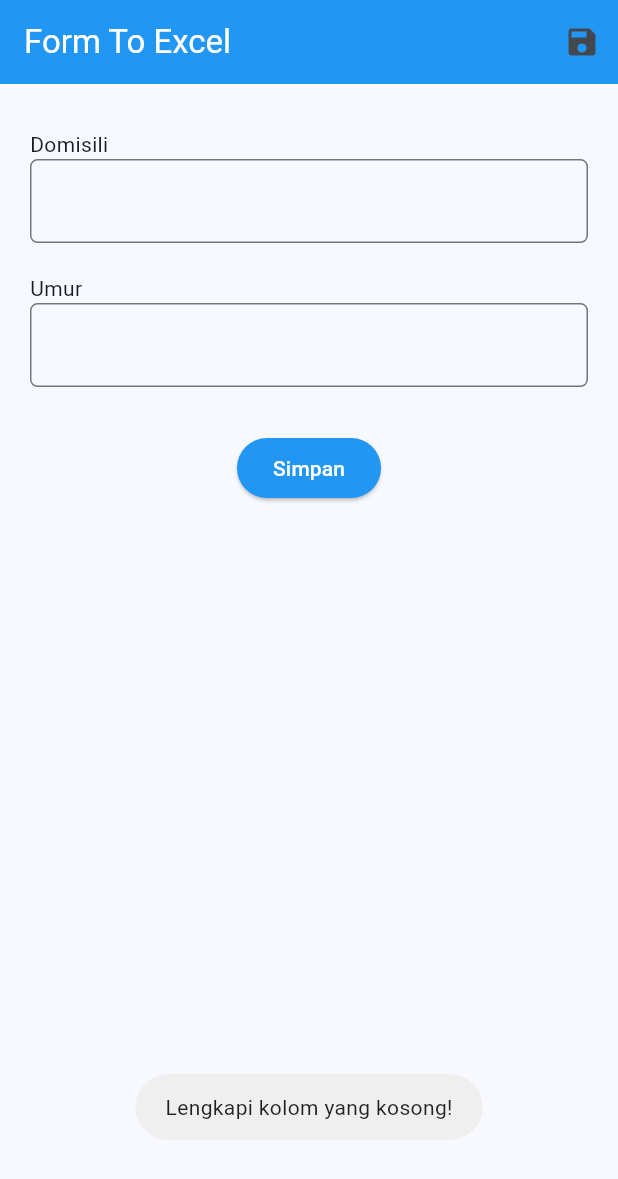
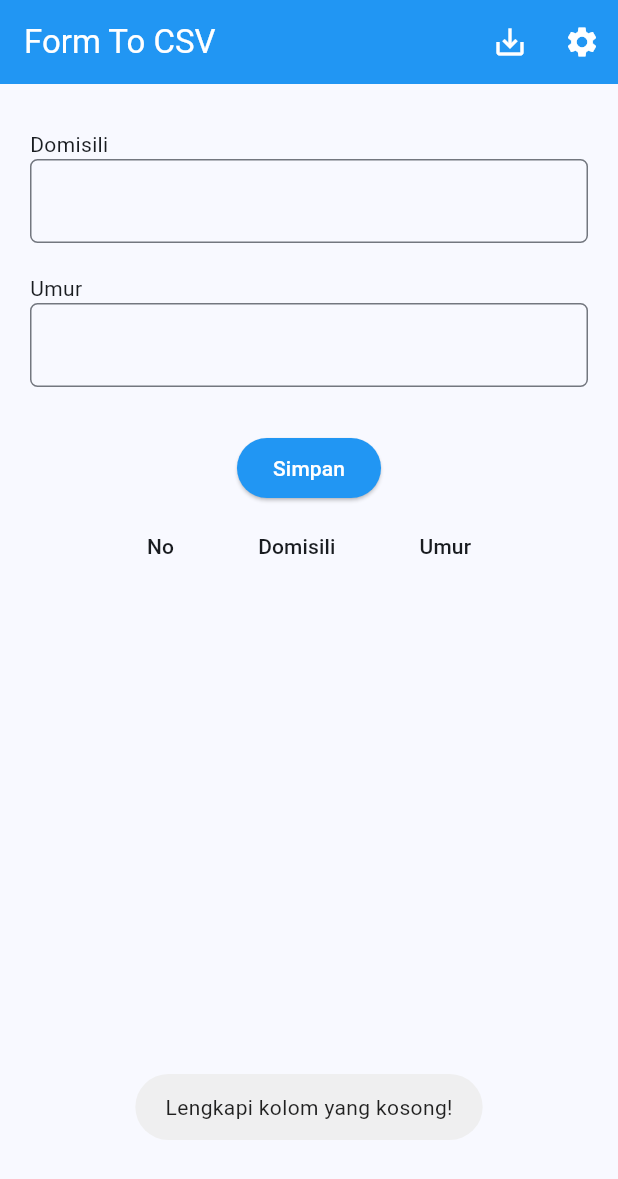
Before and after one commit to Arilsaputra854/FormToCSV-flutter, a Flutter app: the screen it shows after launch, after a tap on "Simpan", on a phone screen of 412 x 824 dp. Shown: the top 1179 px of the screen. Run offline on Flutter 3.47's test engine with Material 3 defaults, Android fonts, the phone set to English and light mode, and no system bars; our stand-ins replace fluttertoast, shared_preferences; missing offline and left inert: to_csv.

Commit message:
add table view

```diff
--- a/lib/formPage.dart
+++ b/lib/formPage.dart
@@ -2,7 +2,8 @@ import 'dart:convert';
 
 import 'package:flutter/material.dart';
 import 'package:flutter/widgets.dart';
-import 'package:formtoexcel/data.dart';
+import 'package:formtocsv/data.dart';
+import 'package:formtocsv/settingPage.dart';
 import 'package:shared_preferences/shared_preferences.dart';
 import 'package:to_csv/to_csv.dart' as exportCSV;
 import 'package:fluttertoast/fluttertoast.dart';
@@ -66,7 +67,6 @@ class _FormPageState extends State<FormPage> {
   @override
   void initState() {
     loadPreferences();
-    clearPref();
     super.initState();
   }
 
@@ -74,9 +74,22 @@ class _FormPageState extends State<FormPage> {
   Widget build(BuildContext context) {
     return Scaffold(
       appBar: AppBar(
-        actions: [IconButton(onPressed: saveAsCsv, icon: Icon(Icons.save))],
+        actions: [
+          IconButton(
+              onPressed: saveAsCsv,
+              icon: Icon(
+                Icons.save_alt_outlined,
+                color: Colors.white,
+              )),
+          IconButton(
+              onPressed: goToSettingPage,
+              icon: Icon(
+                Icons.settings,
+                color: Colors.white,
+              ))
+        ],
         title: Text(
-          "Form To Excel",
+          "Form To CSV",
           style: TextStyle(color: Colors.white),
         ),
         backgroundColor: Colors.blue,
@@ -148,10 +161,33 @@ class _FormPageState extends State<FormPage> {
                   style: TextStyle(color: Colors.white),
                 ),
                 style: ElevatedButton.styleFrom(backgroundColor: Colors.blue)),
+
+            Expanded(child: SingleChildScrollView(child: DataTable(
+                columns: [
+                  DataColumn(label: Text("No")),
+                  DataColumn(label: Text("Domisili")),
+                  DataColumn(label: Text("Umur"))
+                ],
+                rows: List<DataRow>.generate(listOfData.length, (index) {
+                  return DataRow(onLongPress: ()=>deleteData(index),cells: [
+                    DataCell(ConstrainedBox(constraints: BoxConstraints(minWidth: MediaQuery.of(context).size.width*0.3), child: Text((index+1).toString()))),
+                    DataCell(ConstrainedBox(constraints: BoxConstraints(minWidth: MediaQuery.of(context).size.width*0.3), child: Text(listOfData[index].domisili))),
+                    DataCell(ConstrainedBox(constraints: BoxConstraints(minWidth: MediaQuery.of(context).size.width*0.3), child: Text(listOfData[index].umur)))
+                  ]);
+                }))))
           ],
         ),
       ),
     );
+  }
+
+  deleteData(int index) {
+    Fluttertoast.showToast(msg: "data dihapus");
+    listOfData.removeAt(index);
+    clearPref();
+    setState(() {
+      sharedPreferences!.setString("data", jsonEncode(listOfData));
+    });
   }
 
   saveDataToList(String domisili, String umur) {
@@ -162,6 +198,7 @@ class _FormPageState extends State<FormPage> {
       Fluttertoast.showToast(msg: "Data baru ditambahkan!");
       domisiliCont.clear();
       ageCont.clear();
+      setState(() {});
     } else {
       Fluttertoast.showToast(msg: "Lengkapi kolom yang kosong!");
     }
@@ -169,6 +206,13 @@ class _FormPageState extends State<FormPage> {
 
   void loadPreferences() async {
     sharedPreferences = await SharedPreferences.getInstance();
+
+    String? jsonOfListOfData = sharedPreferences!.getString("data");
+    if (jsonOfListOfData != null) {
+      List<dynamic> jsonData = jsonDecode(jsonOfListOfData);
+      listOfData = jsonData.map((data) => Data.fromJson(data)).toList();
+      setState(() {});
+    }
   }
 
   saveAsCsv() {
@@ -177,8 +221,7 @@ class _FormPageState extends State<FormPage> {
     header.add('Umur');
 
     String? JsonOfListOfData = sharedPreferences!.getString("data");
-    print(JsonOfListOfData);
-
+    if (JsonOfListOfData != null) {
       List<Map<String, dynamic>> listOfData =
           jsonDecode(JsonOfListOfData!).cast<Map<String, dynamic>>().toList();
 
@@ -191,9 +234,26 @@ class _FormPageState extends State<FormPage> {
         Fluttertoast.showToast(
             msg: "Tidak bisa menyimpan CSV karena data kosong!");
       }
+    } else {
+      Fluttertoast.showToast(
+          msg: "Tidak bisa menyimpan CSV karena data kosong!");
+    }
   }
 
   clearPref() {
     sharedPreferences?.clear();
   }
+
+  goToSettingPage() async {
+    bool reset = await Navigator.push(
+      context,
+      MaterialPageRoute(builder: (context) => SettingPage()),
+    );
+
+    if (reset) {
+      setState(() {
+        listOfData.clear();
+      });
     }
+  }
+}
--- a/lib/main.dart
+++ b/lib/main.dart
@@ -1,5 +1,5 @@
 import 'package:flutter/material.dart';
-import 'package:formtoexcel/formPage.dart';
+import 'package:formtocsv/formPage.dart';
 
 void main() {
   runApp(const MyApp());
@@ -13,7 +13,7 @@ class MyApp extends StatelessWidget {
   Widget build(BuildContext context) {
     return MaterialApp(
       debugShowCheckedModeBanner: false,
-      title: 'Form To Excel',
+      title: 'Form To CSV',
       theme: ThemeData(
         colorScheme: ColorScheme.fromSeed(seedColor: Colors.blue),
         useMaterial3: true,
--- a/pubspec.yaml
+++ b/pubspec.yaml
@@ -1,5 +1,5 @@
-name: formtoexcel
-description: "A new Flutter project."
+name: formtocsv
+description: "Convert input data from form into CSV"
 # The following line prevents the package from being accidentally published to
 # pub.dev using `flutter pub publish`. This is preferred for private packages.
 publish_to: 'none' # Remove this line if you wish to publish to pub.dev
@@ -40,6 +40,7 @@ dependencies:
   shared_preferences: ^2.2.3
 
 dev_dependencies:
+  flutter_launcher_icons: "^0.13.1"
   flutter_test:
     sdk: flutter
 
```
Also changed, not shown: lib/settingPage.dart (added, +39 -0 lines), Assets/logo.png (added), pubspec.lock, 18 other files. Lines whose indentation alone changed are shown as unchanged.
